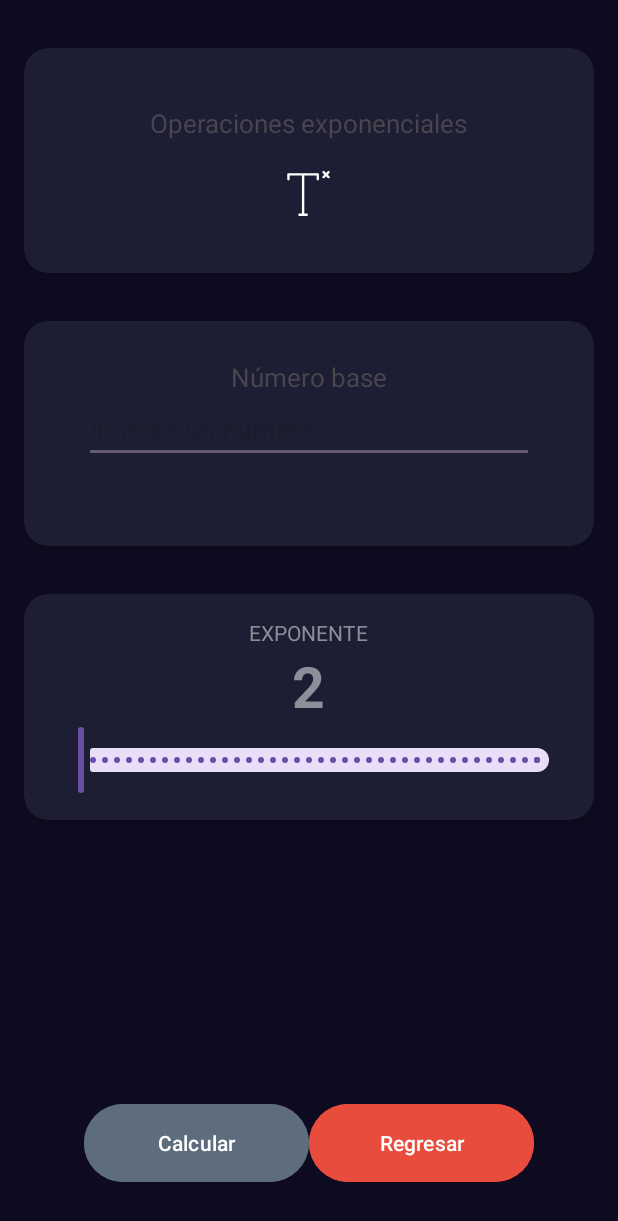
After one commit to BorisSant/AppAndroid, an Android app: the ExponencialActivity screen opened directly, with no data from a screen before it, on a phone screen of 412 x 824 dp. The commit adds this screen. Shown: the top 1221 px of the screen. Run offline under Robolectric (Android 15) with nearby library versions, the phone set to English and light mode, and no system bars.

Commit message:
Interfaz de resultado exponencial y envío de datos

```diff
--- a/app/src/main/AndroidManifest.xml
+++ b/app/src/main/AndroidManifest.xml
@@ -13,6 +13,12 @@
         android:theme="@style/Theme.Actividad1Boris"
         tools:targetApi="31">
         <activity
+            android:name=".ResultadoExponencialActivity"
+            android:exported="false" />
+        <activity
+            android:name=".ExponencialActivity"
+            android:exported="false" />
+        <activity
             android:name=".MenuGeneralActivity"
             android:exported="false" />
         <activity
--- /dev/null
+++ b/app/src/main/java/com/example/actividad1boris/ExponencialActivity.kt
@@ -0,0 +1,72 @@
+package com.example.actividad1boris
+
+import android.content.Intent
+import androidx.appcompat.app.AppCompatActivity
+import android.os.Bundle
+import android.widget.Button
+import android.widget.EditText
+import android.widget.TextView
+import com.google.android.material.slider.RangeSlider
+import kotlin.math.pow
+
+class ExponencialActivity : AppCompatActivity() {
+
+    // variables de calculo
+    private var exponente:Int=2
+    private lateinit var base:String
+
+    // Componentes
+    private lateinit var txtExponente: TextView
+    private lateinit var rngExponente: RangeSlider
+    private lateinit var edtNumeroBase: EditText
+    private lateinit var btnRegresar: Button
+    private lateinit var btnCalcular: Button
+    override fun onCreate(savedInstanceState: Bundle?) {
+        super.onCreate(savedInstanceState)
+        setContentView(R.layout.activity_exponencial)
+        initComponentes()
+        initListener()
+    }
+
+
+    private fun initComponentes(){
+        txtExponente=findViewById(R.id.txtExponente)
+        txtExponente.text="${exponente.toString()}"
+        rngExponente=findViewById(R.id.rngExponente)
+        edtNumeroBase=findViewById(R.id.edtNumeroBase)
+        btnRegresar=findViewById(R.id.btnRegresar)
+        btnCalcular=findViewById(R.id.btnCalcular)
+    }
+
+    private fun initListener(){
+
+        rngExponente.addOnChangeListener { slider, value, fromUser ->
+            exponente=value.toInt()
+            txtExponente.text="${exponente.toString()}"
+        }
+        //Calculo del exponente
+        btnCalcular.setOnClickListener{
+            base=edtNumeroBase.text.toString()
+
+            val resul:Double = calcularExpo()
+            val intent = Intent(this,ResultadoExponencialActivity::class.java)
+            intent.putExtra("Resultado",resul.toString())
+            startActivity(intent)
+        }
+
+        // hacia atrás
+        btnRegresar.setOnClickListener {
+            onBackPressedDispatcher.onBackPressed()
+        }
+    }
+
+
+    private fun calcularExpo(): Double {
+        val baseDouble: Double = base.toDouble()
+        val exponenteDouble: Double = exponente.toDouble()
+        val resultado=Math.pow(baseDouble,exponenteDouble)
+        return resultado
+    }
+
+
+}
--- /dev/null
+++ b/app/src/main/res/drawable/ic_expo.xml
@@ -0,0 +1,12 @@
+<vector xmlns:android="http://schemas.android.com/apk/res/android"
+    android:width="800dp"
+    android:height="800dp"
+    android:viewportWidth="283.94"
+    android:viewportHeight="283.94">
+  <path
+      android:pathData="M200.47,14h-185c-4.14,0 -7.5,3.36 -7.5,7.5v30.83c0,4.14 3.36,7.5 7.5,7.5c4.14,0 7.5,-3.36 7.5,-7.5V29h77.5v239.94H84.66c-4.14,0 -7.5,3.36 -7.5,7.5c0,4.14 3.36,7.5 7.5,7.5h46.63c4.14,0 7.5,-3.36 7.5,-7.5c0,-4.14 -3.36,-7.5 -7.5,-7.5h-15.81V29h77.5v23.33c0,4.14 3.36,7.5 7.5,7.5c4.14,0 7.5,-3.36 7.5,-7.5V21.5C207.97,17.36 204.61,14 200.47,14z"
+      android:fillColor="#000000"/>
+  <path
+      android:pathData="M263.33,23.25l10.45,-10.45c2.93,-2.93 2.93,-7.68 0,-10.61c-2.93,-2.93 -7.68,-2.93 -10.61,0l-10.45,10.45L242.27,2.2c-2.93,-2.93 -7.68,-2.93 -10.61,0c-2.93,2.93 -2.93,7.68 0,10.61l10.45,10.45l-10.45,10.45c-2.93,2.93 -2.93,7.68 0,10.61c1.46,1.46 3.38,2.2 5.3,2.2c1.92,0 3.84,-0.73 5.3,-2.2l10.45,-10.45l10.45,10.45c1.46,1.46 3.38,2.2 5.3,2.2s3.84,-0.73 5.3,-2.2c2.93,-2.93 2.93,-7.68 0,-10.61L263.33,23.25z"
+      android:fillColor="#000000"/>
+</vector>
--- /dev/null
+++ b/app/src/main/res/layout/activity_exponencial.xml
@@ -0,0 +1,153 @@
+<?xml version="1.0" encoding="utf-8"?>
+<androidx.constraintlayout.widget.ConstraintLayout xmlns:android="http://schemas.android.com/apk/res/android"
+    xmlns:app="http://schemas.android.com/apk/res-auto"
+    xmlns:tools="http://schemas.android.com/tools"
+    android:layout_width="match_parent"
+    android:layout_height="match_parent"
+    tools:context=".ExponencialActivity"
+    android:background="@color/back_app"
+    android:paddingHorizontal="16dp"
+    android:paddingVertical="32dp">
+    <androidx.cardview.widget.CardView
+        android:id="@+id/cvDetalle"
+        android:layout_width="0dp"
+        android:layout_height="150dp"
+        app:layout_constraintStart_toStartOf="parent"
+        app:layout_constraintTop_toTopOf="parent"
+        app:layout_constraintEnd_toEndOf="parent"
+        app:layout_constraintBottom_toTopOf="@+id/cvNumeroBase"
+        app:cardBackgroundColor="@color/detalle"
+        app:cardCornerRadius="16dp"
+        >
+        <LinearLayout
+            android:layout_width="match_parent"
+            android:layout_height="match_parent"
+            android:gravity="center"
+            android:orientation="vertical">
+            <TextView
+                android:layout_width="wrap_content"
+                android:layout_height="wrap_content"
+                android:textSize="17sp"
+                android:text="@string/titulo_Expo"
+                />
+
+            <ImageView
+                android:layout_width="30dp"
+                android:layout_height="30dp"
+                android:src="@drawable/ic_expo"
+                app:tint="@color/white"
+                android:layout_marginTop="20dp"/>
+
+        </LinearLayout>
+    </androidx.cardview.widget.CardView>
+
+    <androidx.cardview.widget.CardView
+        android:id="@+id/cvNumeroBase"
+        android:layout_width="0dp"
+        android:layout_height="150dp"
+        app:layout_constraintStart_toStartOf="parent"
+        app:layout_constraintTop_toBottomOf="@+id/cvDetalle"
+        app:layout_constraintEnd_toEndOf="parent"
+        app:layout_constraintBottom_toTopOf="@+id/cvExponente"
+        app:cardBackgroundColor="@color/detalle"
+        app:cardCornerRadius="16dp"
+        android:layout_marginTop="32dp"
+        >
+        <LinearLayout
+            android:layout_width="match_parent"
+            android:layout_height="match_parent"
+            android:gravity="center"
+            android:orientation="vertical">
+            <TextView
+                android:layout_width="wrap_content"
+                android:layout_height="wrap_content"
+                android:textSize="17sp"
+                android:text="@string/titulo_numero_base"
+                />
+
+            <EditText
+                android:id="@+id/edtNumeroBase"
+                android:layout_width="300dp"
+                android:layout_height="wrap_content"
+                android:layout_marginBottom="30dp"
+                android:hint="@string/place_base"
+                android:maxLines="1"
+                android:textColor="@color/placeholder"
+                />
+
+        </LinearLayout>
+    </androidx.cardview.widget.CardView>
+
+    <androidx.cardview.widget.CardView
+        android:id="@+id/cvExponente"
+        android:layout_width="0dp"
+        android:layout_height="wrap_content"
+        android:layout_marginTop="32dp"
+        app:cardBackgroundColor="@color/detalle"
+        app:cardCornerRadius="16dp"
+        app:layout_constraintEnd_toEndOf="parent"
+        app:layout_constraintStart_toStartOf="parent"
+        app:layout_constraintTop_toBottomOf="@+id/cvNumeroBase">
+        <androidx.appcompat.widget.LinearLayoutCompat
+            android:layout_width="match_parent"
+            android:layout_height="wrap_content"
+            android:layout_margin="16dp"
+            android:gravity="center"
+            android:orientation="vertical">
+
+            <TextView
+                android:layout_width="wrap_content"
+                android:layout_height="wrap_content"
+                android:text="@string/titulo_exponente"
+                android:textAllCaps="true"
+                android:textColor="@color/title_text" />
+
+            <TextView
+                android:id="@+id/txtExponente"
+                android:layout_width="wrap_content"
+                android:layout_height="wrap_content"
+                tools:text="@string/texto_Por_Defecto"
+                android:textAllCaps="true"
+                android:textSize="38sp"
+                android:textStyle="bold"
+                android:textColor="@color/title_text" />
+
+            <com.google.android.material.slider.RangeSlider
+                android:id="@+id/rngExponente"
+                android:layout_width="match_parent"
+                android:layout_height="wrap_content"
+                android:stepSize="1"
+                android:valueFrom="0"
+                android:valueTo="100"
+                />
+        </androidx.appcompat.widget.LinearLayoutCompat>
+
+    </androidx.cardview.widget.CardView>
+
+    <LinearLayout
+        android:layout_width="match_parent"
+        android:layout_height="wrap_content"
+        android:gravity="center"
+        android:orientation="horizontal"
+        app:layout_constraintBottom_toBottomOf="parent"
+        app:layout_constraintEnd_toEndOf="parent"
+        app:layout_constraintStart_toStartOf="parent"
+        >
+        <Button
+            android:id="@+id/btnCalcular"
+            android:layout_width="150dp"
+            android:layout_height="60dp"
+            android:text="@string/calcular"
+
+            android:backgroundTint="@color/botones"/>
+        <Button
+            android:id="@+id/btnRegresar"
+            android:layout_width="150dp"
+            android:layout_height="60dp"
+            android:text="@string/atras"
+            android:backgroundTint="@color/boton_atras"
+            android:textColor="@color/textoBoton"/>
+    </LinearLayout>
+
+
+</androidx.constraintlayout.widget.ConstraintLayout>
--- a/app/src/main/res/layout/activity_menu_general.xml
+++ b/app/src/main/res/layout/activity_menu_general.xml
@@ -67,12 +67,6 @@
             android:layout_height="wrap_content"
             android:text="@string/conversion"
             android:backgroundTint="@color/botones"/>
-        <Button
-            android:id="@+id/btnAreas"
-            android:layout_width="match_parent"
-            android:layout_height="wrap_content"
-            android:text="@string/areas"
-            android:backgroundTint="@color/botones"/>
 
         <Button
             android:id="@+id/btnRaices"
--- a/app/src/main/res/values/colors.xml
+++ b/app/src/main/res/values/colors.xml
@@ -10,4 +10,5 @@
     <color name="botones">#5D6D7E</color>
     <color name="boton_atras">#E74C3C</color>
     <color name="textoBoton">#FFFFFFFF</color>
+    <color name="title_text">#FF8D8E98</color>
 </resources>
--- a/app/src/main/res/values/strings.xml
+++ b/app/src/main/res/values/strings.xml
@@ -12,6 +12,16 @@
     <string name="raiz">Raíz</string>
     <string name="atras">Regresar</string>
     <string name="noticias">Noticias</string>
+    <!--Exponentes -->
+    <string name="titulo_Expo">Operaciones exponenciales</string>
+    <string name="texto_Por_Defecto">2</string>
+    <string name="place_base">Ingrese un número</string>
+    <string name="titulo_exponente">Exponente</string>
+    <string name="calcular">Calcular</string>
+    <string name="titulo_numero_base">Número base</string>
+    <string name="resultado_titulo">RESULTADO</string>
+    <string name="resultado">....</string>
+    <string name="operacion_text">Operación exitosa!</string>
 
 
 </resources>
```
Also changed, not shown: app/src/main/java/com/example/actividad1boris/MenuGeneralActivity.kt (+31 -0 lines), app/src/main/java/com/example/actividad1boris/ResultadoExponencialActivity.kt (added, +11 -0 lines), app/src/main/res/layout/activity_resultado_exponencial.xml (added, +81 -0 lines).
